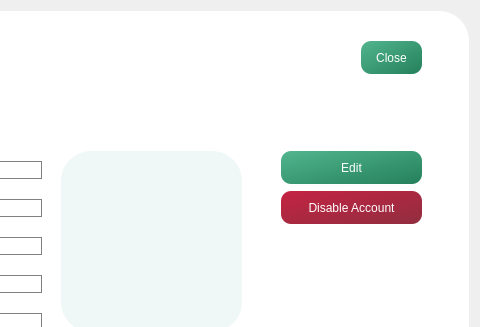
Before: the Qt Designer form Nea_Yuk_Prod/account_detail.ui in Espada-Textura/Nea_Yuk, drawn with Qt 5; both pictures show x 420 to 900 and y 0 to 327 of the 900 by 755 pixel window.
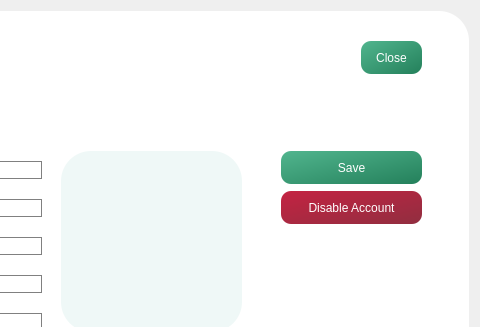
After: the same form once the commit is applied. Icons and pictures are not drawn.

```diff
--- a/Nea_Yuk_Prod/account_detail.ui
+++ b/Nea_Yuk_Prod/account_detail.ui
@@ -10,6 +10,18 @@
     <height>755</height>
    </rect>
   </property>
+  <property name="minimumSize">
+   <size>
+    <width>900</width>
+    <height>755</height>
+   </size>
+  </property>
+  <property name="maximumSize">
+   <size>
+    <width>900</width>
+    <height>755</height>
+   </size>
+  </property>
   <property name="windowTitle">
    <string>Dialog</string>
   </property>
@@ -315,7 +327,7 @@
 border-radius:10px;</string>
       </property>
       <property name="text">
-       <string>Edit</string>
+       <string>Save</string>
       </property>
      </widget>
      <widget class="QPushButton" name="pushButton_19">
```
